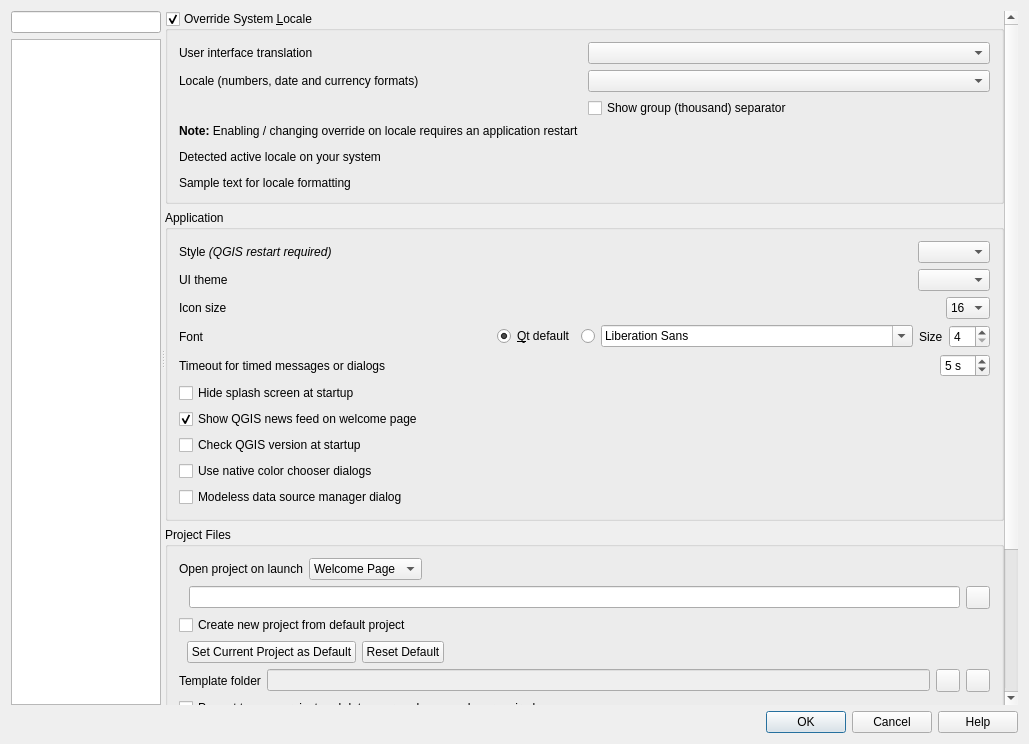
Above: src/ui/qgsoptionsbase.ui from nextgis/nextgisqgis before the change. Below: the same form after it.
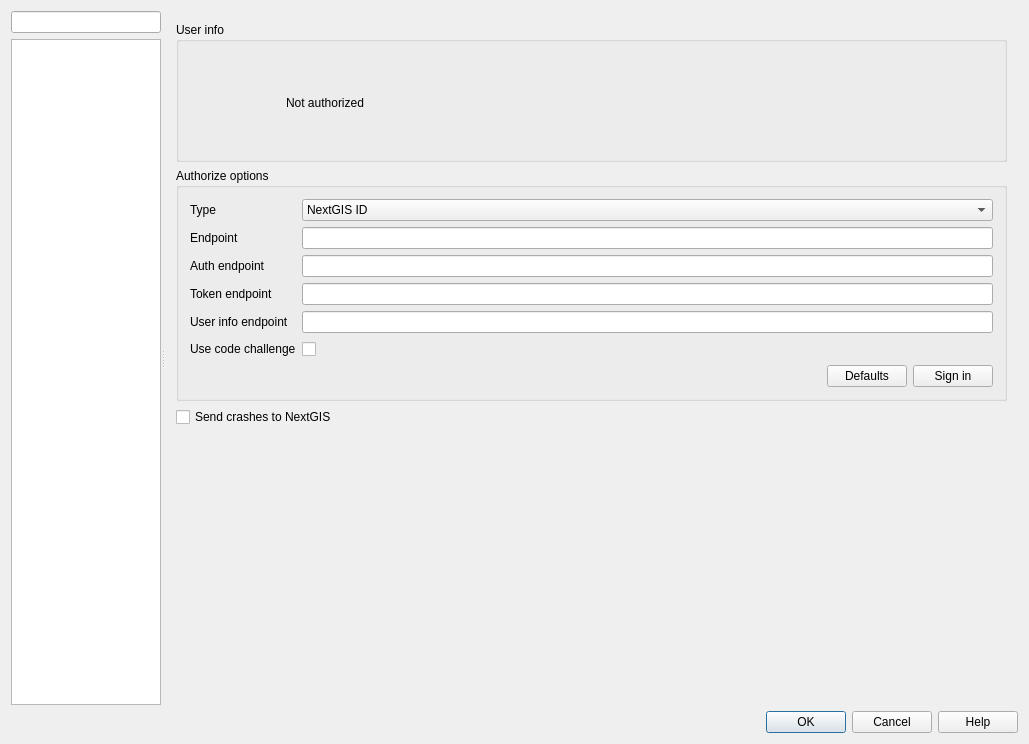
That is the form after the change. The open tabs and pages were chosen to show the change. Icons and pictures are not drawn. Custom widgets are drawn as their Qt base class.

Commit message: Added NextGIS section in options

Patch:
```diff
--- a/src/ui/qgsoptionsbase.ui
+++ b/src/ui/qgsoptionsbase.ui
@@ -5941,6 +5941,230 @@
            </item>
           </layout>
          </widget>
+         <widget class="QWidget" name="mOptionsPageNextGIS">
+          <layout class="QVBoxLayout" name="verticalLayout_23">
+           <item>
+            <widget class="QGroupBox" name="groupBox_29">
+             <property name="sizePolicy">
+              <sizepolicy hsizetype="Preferred" vsizetype="Preferred">
+               <horstretch>0</horstretch>
+               <verstretch>0</verstretch>
+              </sizepolicy>
+             </property>
+             <property name="minimumSize">
+              <size>
+               <width>0</width>
+               <height>140</height>
+              </size>
+             </property>
+             <property name="maximumSize">
+              <size>
+               <width>16777215</width>
+               <height>140</height>
+              </size>
+             </property>
+             <property name="title">
+              <string>User info</string>
+             </property>
+             <widget class="QLabel" name="avatar">
+              <property name="geometry">
+               <rect>
+                <x>20</x>
+                <y>40</y>
+                <width>64</width>
+                <height>64</height>
+               </rect>
+              </property>
+              <property name="text">
+               <string/>
+              </property>
+             </widget>
+             <widget class="QLabel" name="descriptionText">
+              <property name="geometry">
+               <rect>
+                <x>110</x>
+                <y>40</y>
+                <width>311</width>
+                <height>81</height>
+               </rect>
+              </property>
+              <property name="text">
+               <string>Not authorized</string>
+              </property>
+             </widget>
+            </widget>
+           </item>
+           <item>
+            <widget class="QGroupBox" name="authGroupBox">
+             <property name="title">
+              <string>Authorize options</string>
+             </property>
+             <layout class="QVBoxLayout" name="verticalLayout_29">
+              <item>
+               <layout class="QGridLayout" name="gridLayout_23">
+                <item row="3" column="0">
+                 <widget class="QLabel" name="tokenEndpointLabel">
+                  <property name="text">
+                   <string>Token endpoint</string>
+                  </property>
+                 </widget>
+                </item>
+                <item row="2" column="1">
+                 <widget class="QLineEdit" name="authEndpointEdit">
+                  <property name="inputMethodHints">
+                   <set>Qt::ImhUrlCharactersOnly</set>
+                  </property>
+                 </widget>
+                </item>
+                <item row="1" column="1">
+                 <widget class="QLineEdit" name="endpointEdit">
+                  <property name="inputMethodHints">
+                   <set>Qt::ImhUrlCharactersOnly</set>
+                  </property>
+                 </widget>
+                </item>
+                <item row="4" column="0">
+                 <widget class="QLabel" name="userInfoEndpoinLabel">
+                  <property name="text">
+                   <string>User info endpoint</string>
+                  </property>
+                 </widget>
+                </item>
+                <item row="4" column="1">
+                 <widget class="QLineEdit" name="userInfoEndpointEdit">
+                  <property name="inputMethodHints">
+                   <set>Qt::ImhUrlCharactersOnly</set>
+                  </property>
+                 </widget>
+                </item>
+                <item row="1" column="0">
+                 <widget class="QLabel" name="enpointLabel">
+                  <property name="text">
+                   <string>Endpoint</string>
+                  </property>
+                 </widget>
+                </item>
+                <item row="0" column="0">
+                 <widget class="QLabel" name="typeLabel">
+                  <property name="text">
+                   <string>Type</string>
+                  </property>
+                 </widget>
+                </item>
+                <item row="2" column="0">
+                 <widget class="QLabel" name="authEndpointLabel">
+                  <property name="text">
+                   <string>Auth endpoint</string>
+                  </property>
+                 </widget>
+                </item>
+                <item row="3" column="1">
+                 <widget class="QLineEdit" name="tokenEndpointEdit">
+                  <property name="inputMethodHints">
+                   <set>Qt::ImhUrlCharactersOnly</set>
+                  </property>
+                 </widget>
+                </item>
+                <item row="0" column="1">
+                 <widget class="QComboBox" name="authTypeSelector">
+                  <item>
+                   <property name="text">
+                    <string>NextGIS ID</string>
+                   </property>
+                  </item>
+                  <item>
+                   <property name="text">
+                    <string>Keycloak</string>
+                   </property>
+                  </item>
+                  <item>
+                   <property name="text">
+                    <string>Custom</string>
+                   </property>
+                  </item>
+                 </widget>
+                </item>
+                <item row="5" column="1">
+                 <widget class="QCheckBox" name="codeChallengeCheckBox">
+                  <property name="text">
+                   <string> </string>
+                  </property>
+                 </widget>
+                </item>
+                <item row="5" column="0">
+                 <widget class="QLabel" name="codeChallengeLabel">
+                  <property name="text">
+                   <string>Use code challenge</string>
+                  </property>
+                 </widget>
+                </item>
+               </layout>
+              </item>
+              <item>
+               <layout class="QHBoxLayout" name="horizontalLayout_3">
+                <item>
+                 <spacer name="horizontalSpacer_2">
+                  <property name="orientation">
+                   <enum>Qt::Horizontal</enum>
+                  </property>
+                  <property name="sizeHint" stdset="0">
+                   <size>
+                    <width>40</width>
+                    <height>20</height>
+                   </size>
+                  </property>
+                 </spacer>
+                </item>
+                <item>
+                 <widget class="QPushButton" name="defaultsButton">
+                  <property name="text">
+                   <string>Defaults</string>
+                  </property>
+                 </widget>
+                </item>
+                <item>
+                 <widget class="QPushButton" name="signinButton">
+                  <property name="text">
+                   <string>Sign in</string>
+                  </property>
+                 </widget>
+                </item>
+               </layout>
+              </item>
+             </layout>
+            </widget>
+           </item>
+           <item>
+            <widget class="QCheckBox" name="sendCrashes">
+             <property name="enabled">
+              <bool>true</bool>
+             </property>
+             <property name="sizePolicy">
+              <sizepolicy hsizetype="Minimum" vsizetype="Preferred">
+               <horstretch>0</horstretch>
+               <verstretch>0</verstretch>
+              </sizepolicy>
+             </property>
+             <property name="text">
+              <string>Send crashes to NextGIS</string>
+             </property>
+            </widget>
+           </item>
+           <item>
+            <spacer name="verticalSpacer_13">
+             <property name="orientation">
+              <enum>Qt::Vertical</enum>
+             </property>
+             <property name="sizeHint" stdset="0">
+              <size>
+               <width>20</width>
+               <height>40</height>
+              </size>
+             </property>
+            </spacer>
+           </item>
+          </layout>
+         </widget>
         </widget>
        </item>
       </layout>
```
The commit also changes 4 other files.
